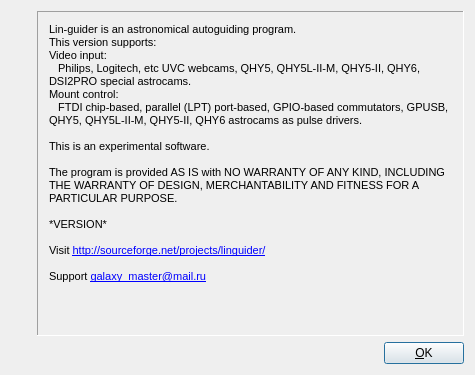
This is lin_guider/ui/about.ui in rumengb/lin_guider as Qt 5 draws it before an edit. The edited form follows.
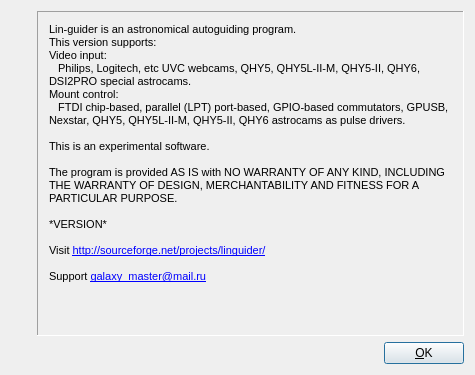
This is the edited form. Icons and pictures are not drawn.

```diff
--- a/lin_guider/ui/about.ui
+++ b/lin_guider/ui/about.ui
@@ -72,7 +72,7 @@
 &lt;p style=&quot; margin-top:0px; margin-bottom:0px; margin-left:0px; margin-right:0px; -qt-block-indent:0; text-indent:0px;&quot;&gt;Video input:&lt;/p&gt;
 &lt;p style=&quot; margin-top:0px; margin-bottom:0px; margin-left:0px; margin-right:0px; -qt-block-indent:0; text-indent:0px;&quot;&gt;   Philips, Logitech, etc UVC webcams, QHY5, QHY5L-II-M, QHY5-II, QHY6, DSI2PRO special astrocams.&lt;/p&gt;
 &lt;p style=&quot; margin-top:0px; margin-bottom:0px; margin-left:0px; margin-right:0px; -qt-block-indent:0; text-indent:0px;&quot;&gt;Mount control:&lt;/p&gt;
-&lt;p style=&quot; margin-top:0px; margin-bottom:0px; margin-left:0px; margin-right:0px; -qt-block-indent:0; text-indent:0px;&quot;&gt;   FTDI chip-based, parallel (LPT) port-based, GPIO-based commutators, GPUSB, QHY5, QHY5L-II-M, QHY5-II, QHY6 astrocams as pulse drivers.&lt;/p&gt;
+&lt;p style=&quot; margin-top:0px; margin-bottom:0px; margin-left:0px; margin-right:0px; -qt-block-indent:0; text-indent:0px;&quot;&gt;   FTDI chip-based, parallel (LPT) port-based, GPIO-based commutators, GPUSB, Nexstar, QHY5, QHY5L-II-M, QHY5-II, QHY6 astrocams as pulse drivers.&lt;/p&gt;
 &lt;p style=&quot;-qt-paragraph-type:empty; margin-top:0px; margin-bottom:0px; margin-left:0px; margin-right:0px; -qt-block-indent:0; text-indent:0px;&quot;&gt;&lt;br /&gt;&lt;/p&gt;
 &lt;p style=&quot; margin-top:0px; margin-bottom:0px; margin-left:0px; margin-right:0px; -qt-block-indent:0; text-indent:0px;&quot;&gt;This is an experimental software.&lt;/p&gt;
 &lt;p style=&quot;-qt-paragraph-type:empty; margin-top:0px; margin-bottom:0px; margin-left:0px; margin-right:0px; -qt-block-indent:0; text-indent:0px;&quot;&gt;&lt;br /&gt;&lt;/p&gt;
```
